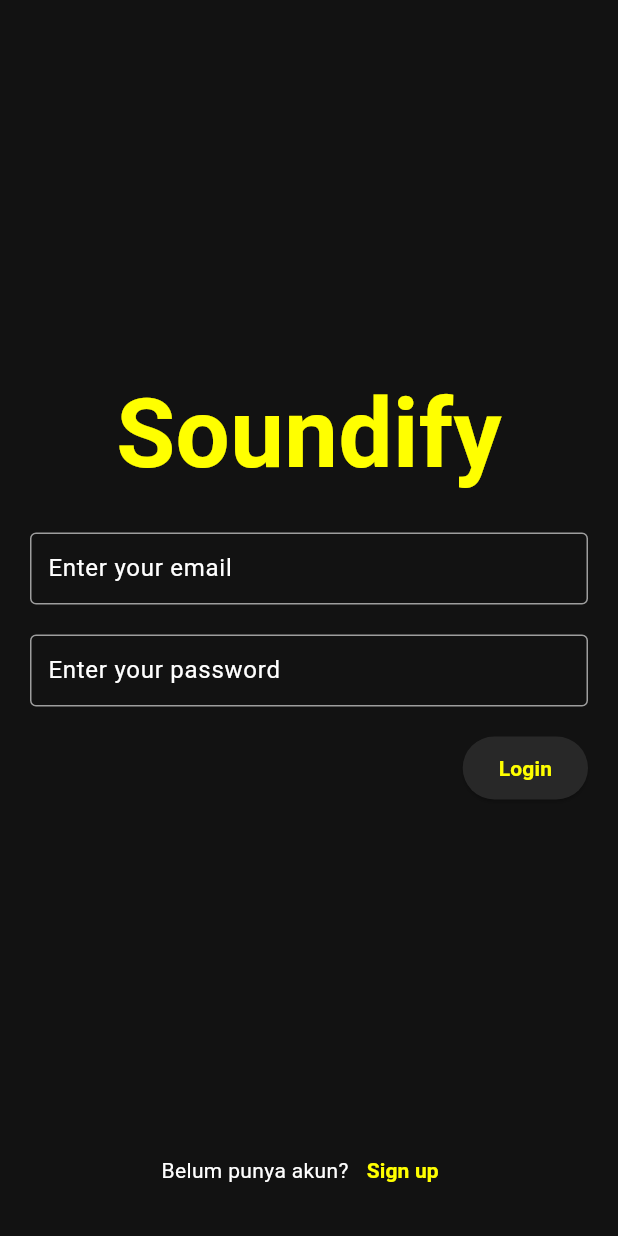
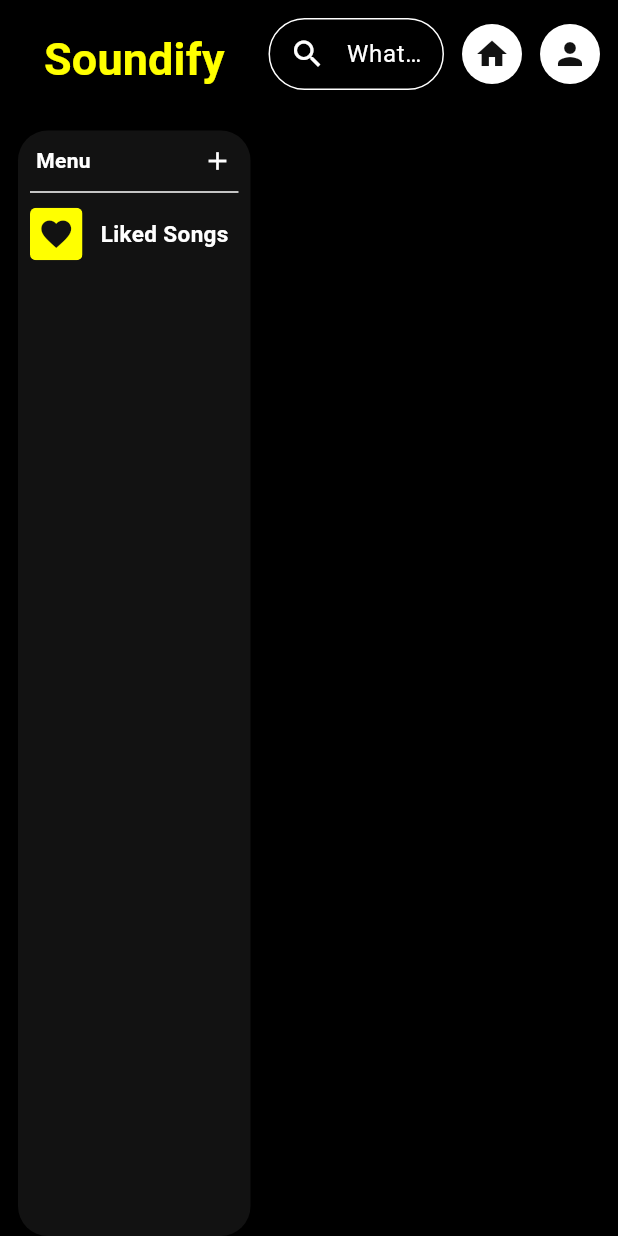
Before and after one commit to mfaizasysyauqi/soundify-sqlite-clean-architecture, a Flutter app: the screen it shows after launch, after a tap on "Login", on a phone screen of 412 x 824 dp. Run offline on Flutter 3.47's test engine with Material 3 defaults, Android fonts, the phone set to English and light mode, and no system bars; missing offline and left inert: window_manager; statements that could not run were skipped.

Commit message:
feat(auth, screens, common): add navigation from login page to main screen, hover widget, add hover_widget to common folder

```diff
--- a/lib/presentation/screens/auth/login_screen.dart
+++ b/lib/presentation/screens/auth/login_screen.dart
@@ -3,6 +3,7 @@ import 'package:flutter/material.dart';
 import 'package:soundify/core/styles/colors.dart';
 import 'package:soundify/core/styles/text_styles.dart';
 import 'package:soundify/presentation/screens/auth/register_screen.dart';
+import 'package:soundify/presentation/screens/main_screen.dart';
 import 'package:soundify/presentation/widgets/common/custom_button.dart';
 import 'package:soundify/presentation/widgets/common/custom_text_field.dart';
 
@@ -93,7 +94,16 @@ class _LoginScreenState extends State<LoginScreen> {
   Widget _buildLoginButton() {
     return CustomButton(
       text: 'Login',
-      onPressed: () => () {},
+      onPressed: () {
+        Navigator.push(
+          context,
+          MaterialPageRoute(
+            builder: (context) => const MainScreen(
+
+            ),
+          ),
+        );
+      },
       isHovered: _isHoveredLoginButton,
       onHover: (value) => setState(() => _isHoveredLoginButton = value),
     );
--- /dev/null
+++ b/lib/presentation/screens/main_screen.dart
@@ -0,0 +1,95 @@
+// lib/presentation/screens/main/main_screen.dart
+import 'package:flutter/material.dart';
+import 'package:soundify/core/styles/text_styles.dart';
+import 'package:soundify/presentation/widgets/main/header_widget.dart';
+import 'package:soundify/presentation/widgets/main/menu_modal.dart';
+import 'package:soundify/presentation/widgets/main/sidebar_widget.dart';
+// lib/presentation/screens/main/main_screen.dart
+class MainScreen extends StatefulWidget {
+  const MainScreen({super.key});
+
+  @override
+  State<MainScreen> createState() => _MainScreenState();
+}
+
+class _MainScreenState extends State<MainScreen> {
+  String? _currentUserRole;
+  OverlayEntry? _overlayEntry;
+
+  @override
+  void initState() {
+    super.initState();
+    _loadUserRole();
+  }
+
+  @override
+  void dispose() {
+    _closeModal();
+    super.dispose();
+  }
+
+  Future<void> _loadUserRole() async {
+    // Implement your user role loading logic here
+    setState(() {
+      _currentUserRole = 'User'; // Replace with actual role
+    });
+  }
+
+  void _showModal(BuildContext context) {
+    // Ensure any existing overlay is closed first
+    _closeModal();
+
+    // Create and show new overlay
+    _overlayEntry = OverlayEntry(
+      builder: (context) => MenuModal(
+        currentUserRole: _currentUserRole,
+        onClose: _closeModal,
+      ),
+    );
+
+    if (mounted) {
+      Overlay.of(context).insert(_overlayEntry!);
+    }
+  }
+
+  void _closeModal() {
+    _overlayEntry?.remove();
+    _overlayEntry = null;
+  }
+
+  @override
+  Widget build(BuildContext context) {
+    return SafeArea(
+      child: Scaffold(
+        backgroundColor: secondaryTextColor,
+        body: Column(
+          children: [
+            Expanded(
+              child: Row(
+                crossAxisAlignment: CrossAxisAlignment.start,
+                children: [
+                  SidebarWidget(
+                    onShowModal: _showModal,
+                    currentUserRole: _currentUserRole,
+                  ),
+                  Expanded(
+                    child: Padding(
+                      padding: const EdgeInsets.all(12),
+                      child: Column(
+                        children: [
+                          HeaderWidget(
+                            onProfileTap: () => (),
+                          ),
+                        ],
+                      ),
+                    ),
+                  ),
+                ],
+              ),
+            ),
+          ],
+        ),
+      ),
+    );
+  }
+}
--- /dev/null
+++ b/lib/presentation/widgets/common/hover_widget.dart
@@ -0,0 +1,35 @@
+// lib/presentation/widgets/common/hover_widget.dart
+import 'package:flutter/material.dart';
+
+class HoverWidget extends StatefulWidget {
+  final Widget Function(bool isHovered) builder;
+
+  const HoverWidget({
+    super.key,
+    required this.builder,
+  });
+
+  @override
+  State<HoverWidget> createState() => _HoverWidgetState();
+}
+
+class _HoverWidgetState extends State<HoverWidget> {
+  bool isHovered = false;
+
+  @override
+  Widget build(BuildContext context) {
+    return MouseRegion(
+      onEnter: (_) => _handleHoverChange(true),
+      onExit: (_) => _handleHoverChange(false),
+      child: widget.builder(isHovered),
+    );
+  }
+
+  void _handleHoverChange(bool value) {
+    if (mounted) {
+      setState(() {
+        isHovered = value;
+      });
+    }
+  }
+}
```
